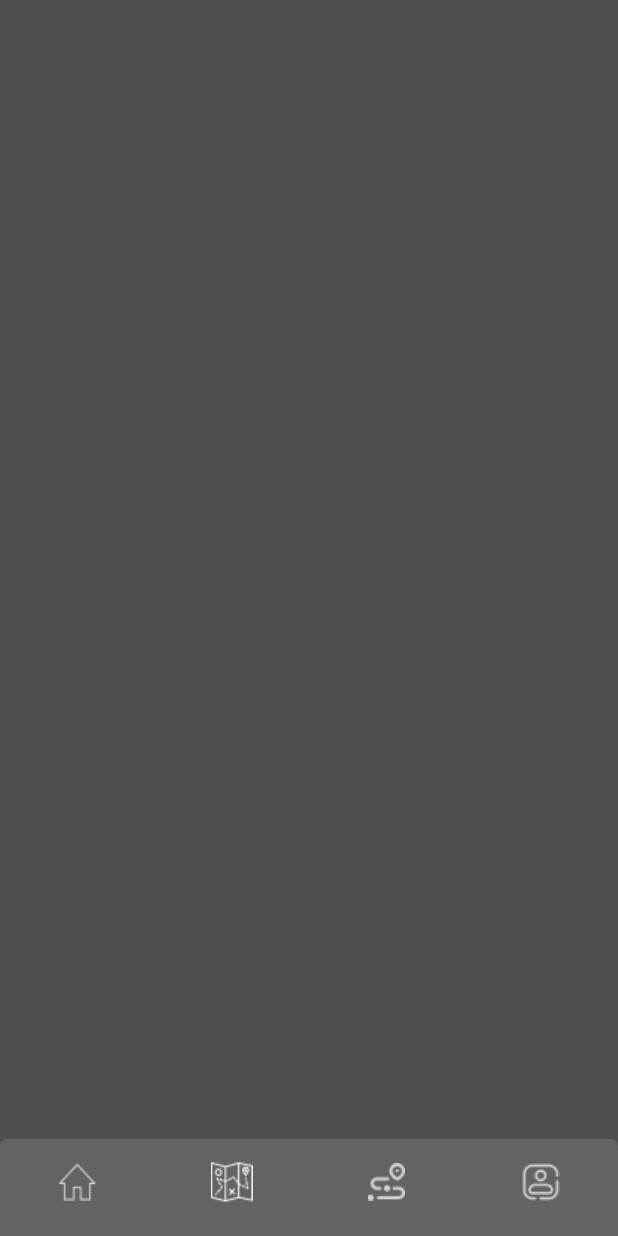
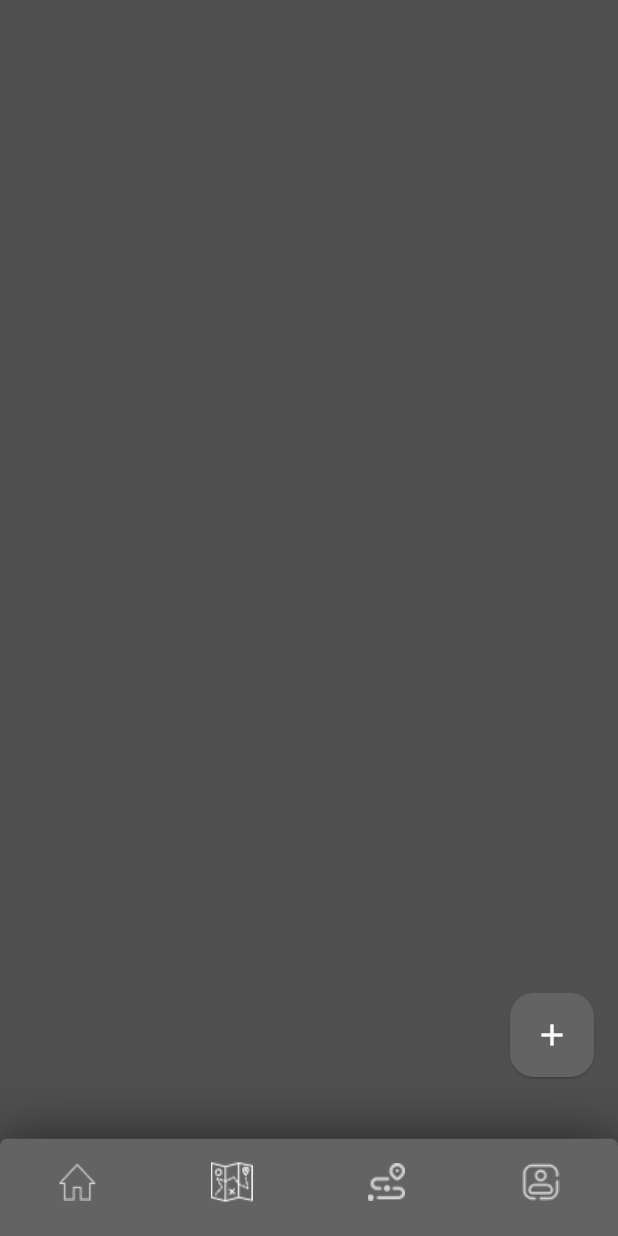
Before and after one commit to Kedr123/hike_plan, a Flutter app: the screen it shows after launch, item 2 of the bottom bar chosen, on a phone screen of 412 x 824 dp. Run offline on Flutter 3.47's test engine with Material 3 defaults, Android fonts, the phone set to English and light mode, and no system bars; our stand-ins replace flutter_map, latlong2.

Commit message:
Добавлена страница маршрутов (без списка), Добавлена страница с картой

```diff
--- a/lib/Models/NavigationPanel.dart
+++ b/lib/Models/NavigationPanel.dart
@@ -15,7 +15,17 @@ class _NavigationPanelState extends State<NavigationPanel> {
   @override
   Widget build(BuildContext context) {
     return Builder(builder: (context) => SizedBox(
-      child: ClipRRect(
+      child:Container(
+        decoration: BoxDecoration(
+          boxShadow: <BoxShadow>[
+            BoxShadow(
+                color: Colors.black54,
+                blurRadius: 30.0,
+                offset: Offset(0.0, 0.0)
+            )
+          ],
+        ),
+        child: ClipRRect(
         borderRadius: const BorderRadius.only(
           topRight: Radius.circular(5),
           topLeft: Radius.circular(5),
@@ -24,7 +34,7 @@ class _NavigationPanelState extends State<NavigationPanel> {
           type: BottomNavigationBarType.fixed,
           showSelectedLabels: false,
           showUnselectedLabels: false,
-          elevation: 1,
+          elevation: 0.0,
 
           backgroundColor: Color(0xFF636363),
           currentIndex: this.widget.active_item,
@@ -35,6 +45,10 @@ class _NavigationPanelState extends State<NavigationPanel> {
             ;
             if (item == 1) {
               Navigator.pushNamed(context, '/HikePlans');
+            }
+            ;
+            if (item == 2) {
+              Navigator.pushNamed(context, '/CreatePlan');
             }
             ;
 
@@ -77,6 +91,6 @@ class _NavigationPanelState extends State<NavigationPanel> {
           ],
         ),
       ),
-    ));
+    )));
   }
 }
--- a/lib/Pages/HikePlans.dart
+++ b/lib/Pages/HikePlans.dart
@@ -1,7 +1,9 @@
 import 'package:flutter/cupertino.dart';
 import 'package:flutter/material.dart';
 import 'package:flutter/widgets.dart';
+import 'package:flutter_map/flutter_map.dart';
 import 'package:hike_plan/Models/NavigationPanel.dart';
+import 'package:latlong2/latlong.dart';
 
 class HikePlans extends StatefulWidget {
   const HikePlans({super.key});
@@ -14,8 +16,26 @@ class _HikePlansState extends State<HikePlans> {
   @override
   Widget build(BuildContext context) {
     return Scaffold(
+        extendBody: true,
         backgroundColor: Color(0xFF4F4F4F),
-        bottomNavigationBar: NavigationPanel(active_item: 1)
-    );
+        bottomNavigationBar: NavigationPanel(active_item: 1),
+        body: Container(
+
+        ),
+      floatingActionButton: Padding(
+    padding: const EdgeInsets.only(bottom: 25.0),
+    child: FloatingActionButton(
+        onPressed: ()=>{},
+        backgroundColor: Color(0xFF636363),
+        hoverColor: Colors.white,
+        foregroundColor: Colors.white,
+        focusColor: Colors.white,
+        splashColor: Color(0x80FFFFFF),
+        elevation: 0.5,
+        tooltip: '',
+        child: const Icon(Icons.add),
+      ),
+
+    ));
   }
 }
--- a/lib/main.dart
+++ b/lib/main.dart
@@ -1,4 +1,5 @@
 import 'package:flutter/material.dart';
+import 'package:hike_plan/Pages/CreatePlan.dart';
 import 'package:hike_plan/Pages/HikePlans.dart';
 import 'package:hike_plan/Pages/Index.dart';
 
@@ -50,6 +51,8 @@
           return PageRouteBuilder(pageBuilder: (_, __, ___) => Index());
         else if (settings.name == '/HikePlans')
           return PageRouteBuilder(pageBuilder: (_, __, ___) => HikePlans());
+        else if (settings.name == '/CreatePlan')
+          return PageRouteBuilder(pageBuilder: (_, __, ___) => CreatePlan());
 
         return null;
       },
--- a/pubspec.yaml
+++ b/pubspec.yaml
@@ -41,6 +41,7 @@ dependencies:
       url: https://gitlab.com/omprussia/flutter/flutter-plugins.git
       ref: shared_preferences_aurora-0.5.1
       path: packages/shared_preferences/shared_preferences_aurora
+  flutter_map: ^8.0.0
 
 dev_dependencies:
   flutter_test:
```
Also changed, not shown: lib/Models/NavPanelCreatePlan.dart (added, +118 -0 lines), lib/Pages/CreatePlan.dart (added, +71 -0 lines), pubspec.lock.
